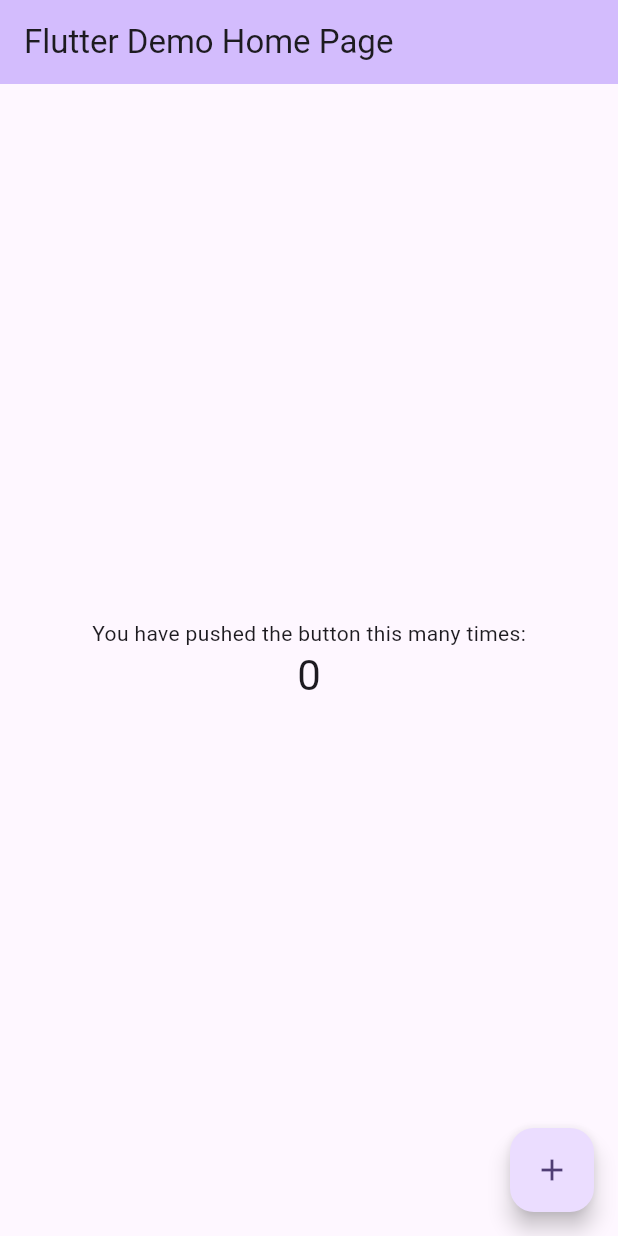
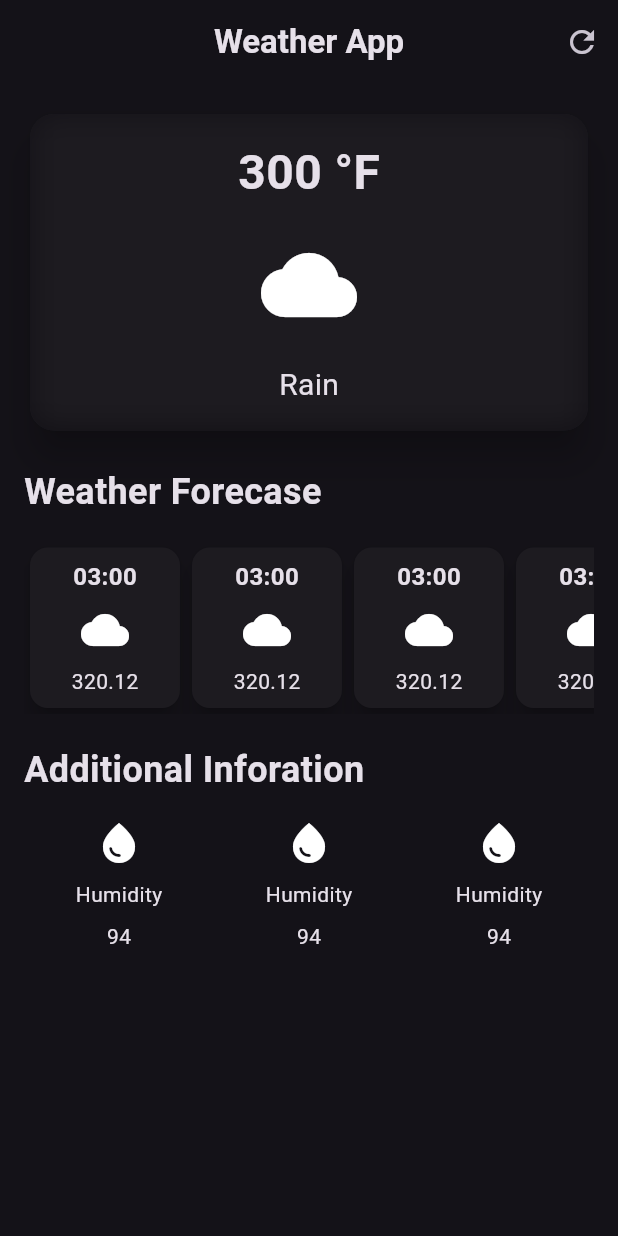
Before and after one commit to MDK-404/weather_app, a Flutter app: the screen it shows after launch, on a phone screen of 412 x 824 dp. Run offline on Flutter 3.47's test engine with Material 3 defaults, Android fonts, the phone set to English and light mode, and no system bars.

Commit message:
weather screen

```diff
--- a/lib/main.dart
+++ b/lib/main.dart
@@ -1,125 +1,19 @@
 import 'package:flutter/material.dart';
+import 'package:weather_app/weather_screen.dart';
 
 void main() {
-  runApp(const MyApp());
+  runApp(const WeatherApp());
 }
 
-class MyApp extends StatelessWidget {
-  const MyApp({super.key});
+class WeatherApp extends StatelessWidget {
+  const WeatherApp({super.key});
 
-  // This widget is the root of your application.
   @override
   Widget build(BuildContext context) {
     return MaterialApp(
-      title: 'Flutter Demo',
-      theme: ThemeData(
-        // This is the theme of your application.
-        //
-        // TRY THIS: Try running your application with "flutter run". You'll see
-        // the application has a purple toolbar. Then, without quitting the app,
-        // try changing the seedColor in the colorScheme below to Colors.green
-        // and then invoke "hot reload" (save your changes or press the "hot
-        // reload" button in a Flutter-supported IDE, or press "r" if you used
-        // the command line to start the app).
-        //
-        // Notice that the counter didn't reset back to zero; the application
-        // state is not lost during the reload. To reset the state, use hot
-        // restart instead.
-        //
-        // This works for code too, not just values: Most code changes can be
-        // tested with just a hot reload.
-        colorScheme: ColorScheme.fromSeed(seedColor: Colors.deepPurple),
-        useMaterial3: true,
-      ),
-      home: const MyHomePage(title: 'Flutter Demo Home Page'),
+      debugShowCheckedModeBanner: false,
+      theme: ThemeData.dark(useMaterial3: true),
+      home: const WeatherScreen(),
     );
   }
 }
-
-class MyHomePage extends StatefulWidget {
-  const MyHomePage({super.key, required this.title});
-
-  // This widget is the home page of your application. It is stateful, meaning
-  // that it has a State object (defined below) that contains fields that affect
-  // how it looks.
-
-  // This class is the configuration for the state. It holds the values (in this
-  // case the title) provided by the parent (in this case the App widget) and
-  // used by the build method of the State. Fields in a Widget subclass are
-  // always marked "final".
-
-  final String title;
-
-  @override
-  State<MyHomePage> createState() => _MyHomePageState();
-}
-
-class _MyHomePageState extends State<MyHomePage> {
-  int _counter = 0;
-
-  void _incrementCounter() {
-    setState(() {
-      // This call to setState tells the Flutter framework that something has
-      // changed in this State, which causes it to rerun the build method below
-      // so that the display can reflect the updated values. If we changed
-      // _counter without calling setState(), then the build method would not be
-      // called again, and so nothing would appear to happen.
-      _counter++;
-    });
-  }
-
-  @override
-  Widget build(BuildContext context) {
-    // This method is rerun every time setState is called, for instance as done
-    // by the _incrementCounter method above.
-    //
-    // The Flutter framework has been optimized to make rerunning build methods
-    // fast, so that you can just rebuild anything that needs updating rather
-    // than having to individually change instances of widgets.
-    return Scaffold(
-      appBar: AppBar(
-        // TRY THIS: Try changing the color here to a specific color (to
-        // Colors.amber, perhaps?) and trigger a hot reload to see the AppBar
-        // change color while the other colors stay the same.
-        backgroundColor: Theme.of(context).colorScheme.inversePrimary,
-        // Here we take the value from the MyHomePage object that was created by
-        // the App.build method, and use it to set our appbar title.
-        title: Text(widget.title),
-      ),
-      body: Center(
-        // Center is a layout widget. It takes a single child and positions it
-        // in the middle of the parent.
-        child: Column(
-          // Column is also a layout widget. It takes a list of children and
-          // arranges them vertically. By default, it sizes itself to fit its
-          // children horizontally, and tries to be as tall as its parent.
-          //
-          // Column has various properties to control how it sizes itself and
-          // how it positions its children. Here we use mainAxisAlignment to
-          // center the children vertically; the main axis here is the vertical
-          // axis because Columns are vertical (the cross axis would be
-          // horizontal).
-          //
-          // TRY THIS: Invoke "debug painting" (choose the "Toggle Debug Paint"
-          // action in the IDE, or press "p" in the console), to see the
-          // wireframe for each widget.
-          mainAxisAlignment: MainAxisAlignment.center,
-          children: <Widget>[
-            const Text(
-              'You have pushed the button this many times:',
-            ),
-            Text(
-              '$_counter',
-              style: Theme.of(context).textTheme.headlineMedium,
-            ),
-          ],
-        ),
-      ),
-      floatingActionButton: FloatingActionButton(
-        onPressed: _incrementCounter,
-        tooltip: 'Increment',
-        child: const Icon(Icons.add),
-      ), // This trailing comma makes auto-formatting nicer for build methods.
-    );
-  }
-}
--- /dev/null
+++ b/lib/view/additional_info_item.dart
@@ -0,0 +1,29 @@
+import 'package:flutter/material.dart';
+
+class AdditionalInfoItem extends StatelessWidget {
+  const AdditionalInfoItem({
+    super.key,
+  });
+
+  @override
+  Widget build(BuildContext context) {
+    return const Column(children: [
+      Icon(
+        Icons.water_drop,
+        size: 32,
+      ),
+      SizedBox(
+        height: 8,
+      ),
+      Text(
+        'Humidity',
+      ),
+      SizedBox(
+        height: 8,
+      ),
+      Text(
+        '94',
+      ),
+    ]);
+  }
+}
--- /dev/null
+++ b/lib/view/hourly_forecast_item.dart
@@ -0,0 +1,43 @@
+import 'package:flutter/material.dart';
+
+class HourlyForecastItem extends StatelessWidget {
+  const HourlyForecastItem({super.key});
+
+  @override
+  Widget build(BuildContext context) {
+    return Card(
+      elevation: 6,
+      child: Container(
+        width: 100,
+        padding: const EdgeInsets.all(8.0),
+        decoration: BoxDecoration(
+          borderRadius: BorderRadius.circular(12),
+        ),
+        child: const Column(
+          children: [
+            Text(
+              '03:00',
+              style: TextStyle(
+                fontSize: 16,
+                fontWeight: FontWeight.bold,
+              ),
+            ),
+            SizedBox(
+              height: 8,
+            ),
+            Icon(
+              Icons.cloud,
+              size: 32,
+            ),
+            SizedBox(
+              height: 8,
+            ),
+            Text(
+              '320.12',
+            ),
+          ],
+        ),
+      ),
+    );
+  }
+}
--- a/lib/weather_screen.dart
+++ b/lib/weather_screen.dart
@@ -0,0 +1,141 @@
+import 'dart:ui';
+
+import 'package:flutter/cupertino.dart';
+import 'package:flutter/material.dart';
+import 'package:flutter/rendering.dart';
+import 'package:flutter/widgets.dart';
+import 'package:weather_app/view/additional_info_item.dart';
+import 'package:weather_app/view/hourly_forecast_item.dart';
+
+class WeatherScreen extends StatelessWidget {
+  const WeatherScreen({super.key});
+
+  @override
+  Widget build(BuildContext context) {
+    return Scaffold(
+      appBar: AppBar(
+        title: const Text(
+          'Weather App',
+          style: TextStyle(
+            fontWeight: FontWeight.bold,
+          ),
+        ),
+        centerTitle: true,
+        actions: [
+          IconButton(
+            onPressed: () {},
+            icon: const Icon(Icons.refresh),
+          ),
+        ],
+      ),
+      body: Padding(
+        padding: const EdgeInsets.all(16.0),
+        child: Column(
+          crossAxisAlignment: CrossAxisAlignment.start,
+          children: [
+            //main card
+            SizedBox(
+              width: double.infinity,
+              child: Card(
+                elevation: 10,
+                shape: RoundedRectangleBorder(
+                  borderRadius: BorderRadius.circular(16),
+                ),
+                child: ClipRRect(
+                  borderRadius: BorderRadius.circular(16),
+                  child: BackdropFilter(
+                    filter: ImageFilter.blur(
+                      sigmaX: 10,
+                      sigmaY: 10,
+                    ),
+                    child: const Padding(
+                      padding: EdgeInsets.all(16.0),
+                      child: Column(
+                        children: [
+                          Text(
+                            '300 °F',
+                            style: TextStyle(
+                              fontSize: 32,
+                              fontWeight: FontWeight.bold,
+                            ),
+                          ),
+                          SizedBox(
+                            height: 20,
+                          ),
+                          Icon(
+                            Icons.cloud,
+                            size: 64,
+                          ),
+                          SizedBox(
+                            height: 20,
+                          ),
+                          Text(
+                            'Rain',
+                            style: TextStyle(
+                              fontSize: 20,
+                            ),
+                          )
+                        ],
+                      ),
+                    ),
+                  ),
+                ),
+              ),
+            ),
+            const SizedBox(
+              height: 20,
+            ),
+            const Text(
+              'Weather Forecase',
+              style: TextStyle(
+                fontSize: 24,
+                fontWeight: FontWeight.bold,
+              ),
+            ),
+            const SizedBox(
+              height: 16,
+            ),
+            const SingleChildScrollView(
+              scrollDirection: Axis.horizontal,
+              child: Row(
+                children: [
+                  HourlyForecastItem(),
+                  HourlyForecastItem(),
+                  HourlyForecastItem(),
+                  HourlyForecastItem(),
+                  HourlyForecastItem(),
+                ],
+              ),
+            ),
+            // Weather forcast card
+            const SizedBox(
+              height: 20,
+            ),
+            const Text(
+              'Additional Inforation',
+              style: TextStyle(
+                fontSize: 24,
+                fontWeight: FontWeight.bold,
+              ),
+            ),
+            const SizedBox(
+              height: 16,
+            ),
+            // Additional Info card
+            Row(
+              mainAxisAlignment: MainAxisAlignment.spaceAround,
+              children: [
+                AdditionalInfoItem(),
+                AdditionalInfoItem(),
+                AdditionalInfoItem(),
+              ],
+            )
+          ],
+        ),
+      ),
+    );
+  }
+}
+
+
+//14:21:39 hours
```
